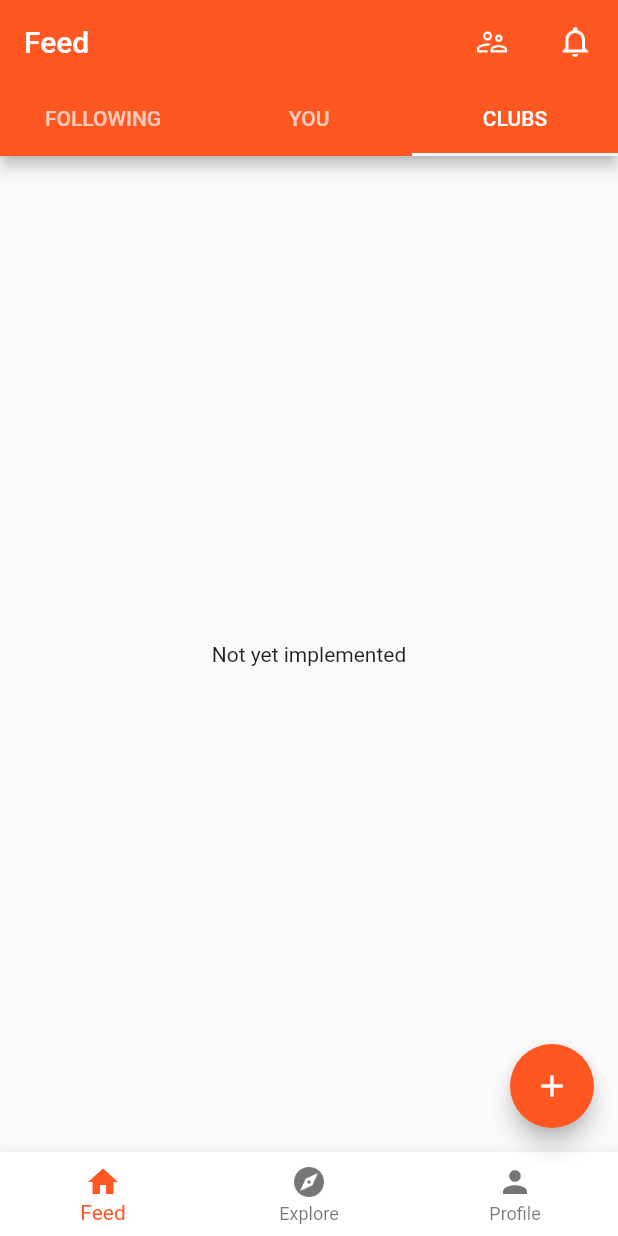
After one commit to tomcurran/strutter, a Flutter app: the screen it shows after launch, tab 3 chosen, on a phone screen of 412 x 824 dp. The commit adds this screen. Run offline on Flutter 3.47's test engine with Material 2 defaults, Android fonts, the phone set to English and light mode, and no system bars; our stand-ins replace flutter_svg; missing offline and left inert: strava_flutter.

Commit message:
Home page in separate file

```diff
--- /dev/null
+++ b/lib/home-page.dart
@@ -0,0 +1,76 @@
+import 'package:flutter/material.dart';
+import './activity-summary-list.dart';
+
+class HomePage extends StatelessWidget {
+  const HomePage({
+    Key key,
+  }) : super(key: key);
+
+  @override
+  Widget build(BuildContext context) {
+    return DefaultTabController(
+      length: 3,
+      initialIndex: 1,
+      child: Scaffold(
+        appBar: AppBar(
+          bottom: TabBar(
+            tabs: [
+              Tab(text: "Following".toUpperCase()),
+              Tab(text: "You".toUpperCase()),
+              Tab(text: "Clubs".toUpperCase()),
+            ],
+          ),
+          title: Text('Feed'),
+          centerTitle: false,
+          actions: [
+            Image(
+                image: AssetImage(
+                    "icons/ic_account_supervisor_outline_white_24dp.png")),
+            Image(image: AssetImage("icons/ic_bell_outline_white_24dp.png")),
+          ],
+        ),
+        floatingActionButton: FloatingActionButton(
+          onPressed: null,
+          child: Icon(Icons.add),
+          backgroundColor: Colors.deepOrange,
+        ),
+        bottomNavigationBar: BottomNavigationBar(
+          backgroundColor: Colors.white,
+          currentIndex: 0, // this will be set when a new tab is tapped
+          items: [
+            BottomNavigationBarItem(
+              icon: Icon(Icons.home),
+              label: 'Feed',
+            ),
+            BottomNavigationBarItem(
+              icon:
+                  Image(image: AssetImage("icons/ic_compass_grey600_24dp.png")),
+              label: 'Explore',
+            ),
+            BottomNavigationBarItem(
+              icon: Icon(Icons.person),
+              label: 'Profile',
+            )
+          ],
+        ),
+        body: TabBarView(
+          children: [
+            Center(
+              child: Text(
+                "Not yet implemented",
+                textAlign: TextAlign.center,
+              ),
+            ),
+            ActivitySummaryList(),
+            Center(
+              child: Text(
+                "Not yet implemented",
+                textAlign: TextAlign.center,
+              ),
+            ),
+          ],
+        ),
+      ),
+    );
+  }
+}
```
Also changed, not shown: lib/main.dart (+4 -67 lines), 1 other file.
